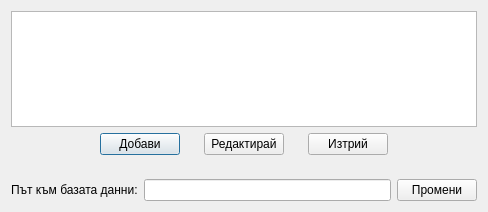
thefinalcutbg/DinoDent, file src/View/Widgets/PracticeSelectorView.ui: the form before one commit.
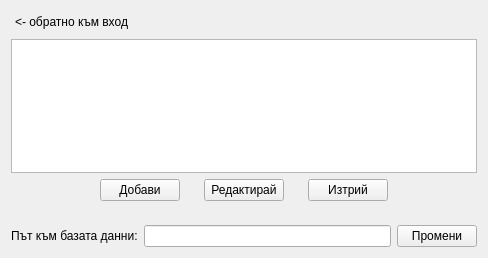
The form after the commit.

Patch:
```diff
--- a/src/View/Widgets/PracticeSelectorView.ui
+++ b/src/View/Widgets/PracticeSelectorView.ui
@@ -7,13 +7,40 @@
     <x>0</x>
     <y>0</y>
     <width>488</width>
-    <height>212</height>
+    <height>258</height>
    </rect>
   </property>
   <property name="windowTitle">
    <string>PracticeSelectorView</string>
   </property>
   <layout class="QVBoxLayout" name="verticalLayout">
+   <item>
+    <layout class="QHBoxLayout" name="horizontalLayout_3">
+     <item>
+      <widget class="QPushButton" name="backButton">
+       <property name="text">
+        <string>&lt;- oбратно към вход</string>
+       </property>
+       <property name="flat">
+        <bool>true</bool>
+       </property>
+      </widget>
+     </item>
+     <item>
+      <spacer name="horizontalSpacer_5">
+       <property name="orientation">
+        <enum>Qt::Horizontal</enum>
+       </property>
+       <property name="sizeHint" stdset="0">
+        <size>
+         <width>40</width>
+         <height>20</height>
+        </size>
+       </property>
+      </spacer>
+     </item>
+    </layout>
+   </item>
    <item>
     <widget class="QListWidget" name="listWidget"/>
    </item>
```
